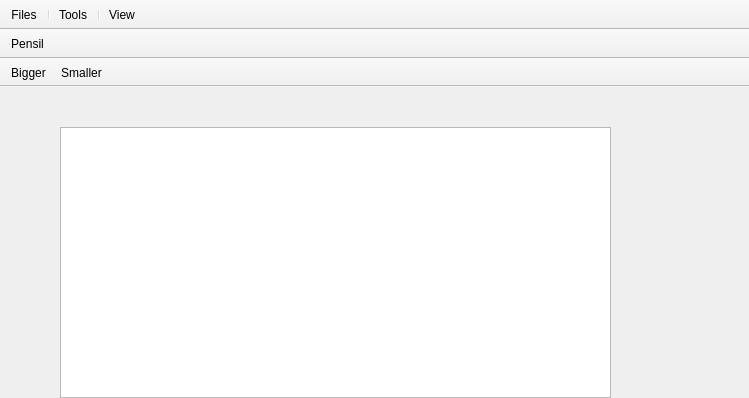
TMalicki/QT-programs, file Paint/mainwindow.ui: the form before one commit.
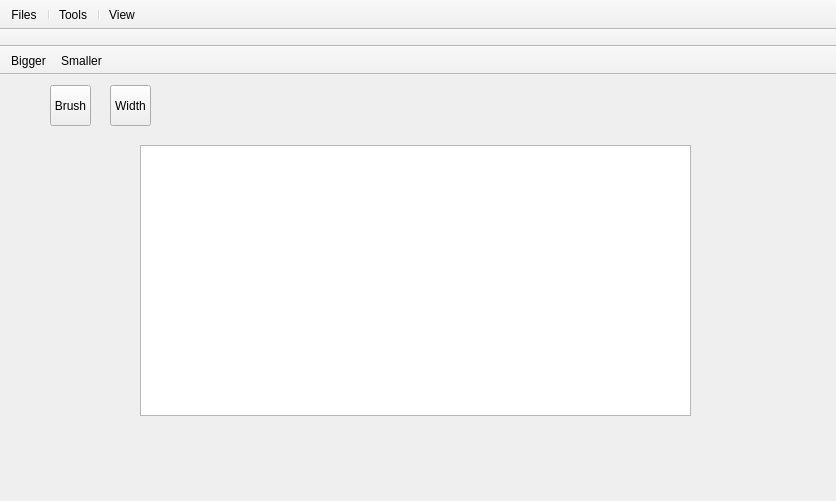
The form after the commit. Icons and pictures are not drawn.

What changed in the file:
```diff
--- a/Paint/mainwindow.ui
+++ b/Paint/mainwindow.ui
@@ -6,8 +6,8 @@
    <rect>
     <x>0</x>
     <y>0</y>
-    <width>749</width>
-    <height>398</height>
+    <width>836</width>
+    <height>501</height>
    </rect>
   </property>
   <property name="windowTitle">
@@ -17,8 +17,8 @@
    <widget class="QGraphicsView" name="drawableArea">
     <property name="geometry">
      <rect>
-      <x>60</x>
-      <y>40</y>
+      <x>140</x>
+      <y>70</y>
       <width>551</width>
       <height>271</height>
      </rect>
@@ -27,6 +27,76 @@
      <enum>Qt::LeftToRight</enum>
     </property>
    </widget>
+   <widget class="QToolButton" name="lineWidth">
+    <property name="geometry">
+     <rect>
+      <x>110</x>
+      <y>10</y>
+      <width>41</width>
+      <height>41</height>
+     </rect>
+    </property>
+    <property name="acceptDrops">
+     <bool>false</bool>
+    </property>
+    <property name="text">
+     <string>Width</string>
+    </property>
+    <property name="icon">
+     <iconset resource="Resources.qrc">
+      <normaloff>:/Icons/Icons/lineWidth.png</normaloff>:/Icons/Icons/lineWidth.png</iconset>
+    </property>
+    <property name="iconSize">
+     <size>
+      <width>20</width>
+      <height>20</height>
+     </size>
+    </property>
+    <property name="popupMode">
+     <enum>QToolButton::InstantPopup</enum>
+    </property>
+    <property name="toolButtonStyle">
+     <enum>Qt::ToolButtonTextUnderIcon</enum>
+    </property>
+    <property name="arrowType">
+     <enum>Qt::NoArrow</enum>
+    </property>
+   </widget>
+   <widget class="QToolButton" name="brush">
+    <property name="geometry">
+     <rect>
+      <x>50</x>
+      <y>10</y>
+      <width>41</width>
+      <height>41</height>
+     </rect>
+    </property>
+    <property name="text">
+     <string>Brush</string>
+    </property>
+    <property name="icon">
+     <iconset resource="Resources.qrc">
+      <normaloff>:/Icons/Icons/pencilIcon.png</normaloff>:/Icons/Icons/pencilIcon.png</iconset>
+    </property>
+    <property name="iconSize">
+     <size>
+      <width>20</width>
+      <height>20</height>
+     </size>
+    </property>
+    <property name="popupMode">
+     <enum>QToolButton::InstantPopup</enum>
+    </property>
+    <property name="toolButtonStyle">
+     <enum>Qt::ToolButtonTextUnderIcon</enum>
+    </property>
+    <property name="autoRaise">
+     <bool>false</bool>
+    </property>
+    <property name="arrowType">
+     <enum>Qt::NoArrow</enum>
+    </property>
+   </widget>
   </widget>
   <widget class="QToolBar" name="menu">
    <property name="windowTitle">
@@ -63,7 +133,6 @@
    <attribute name="toolBarBreak">
     <bool>true</bool>
    </attribute>
-   <addaction name="actionPensil"/>
   </widget>
   <widget class="QToolBar" name="barView">
    <property name="windowTitle">
@@ -81,18 +150,6 @@
    <addaction name="actionBigger"/>
    <addaction name="actionSmaller"/>
   </widget>
-  <action name="actionPensil">
-   <property name="icon">
-    <iconset resource="Resources.qrc">
-     <normaloff>:/Icons/Icons/pencilIcon.png</normaloff>:/Icons/Icons/pencilIcon.png</iconset>
-   </property>
-   <property name="text">
-    <string>Pensil</string>
-   </property>
-   <property name="toolTip">
-    <string>Pensil</string>
-   </property>
-  </action>
   <action name="actionBigger">
    <property name="text">
     <string>Bigger</string>
```
